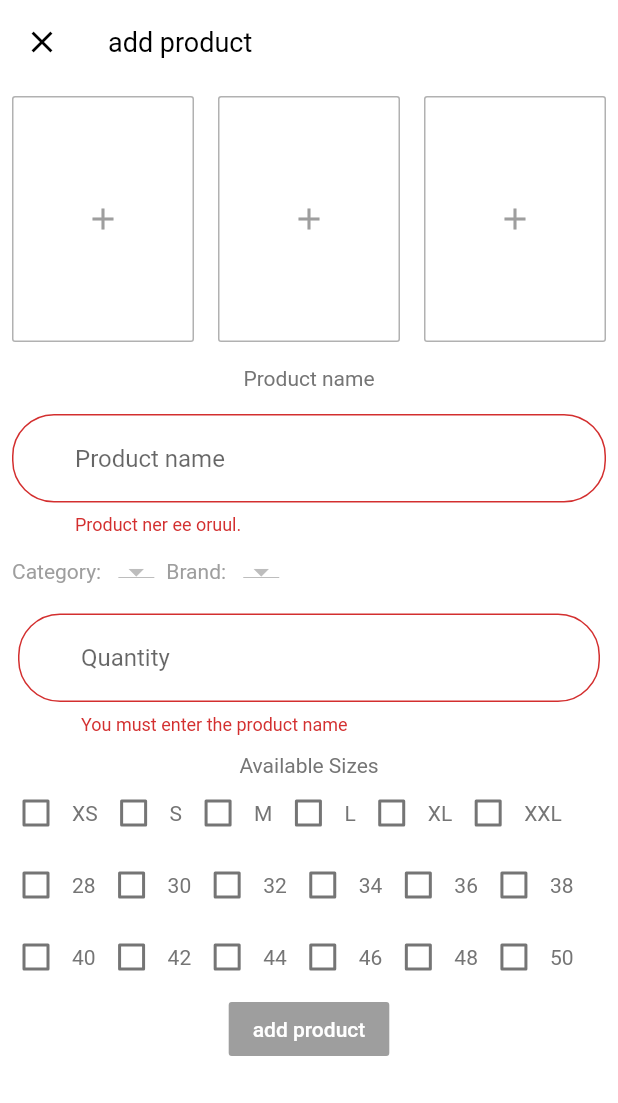
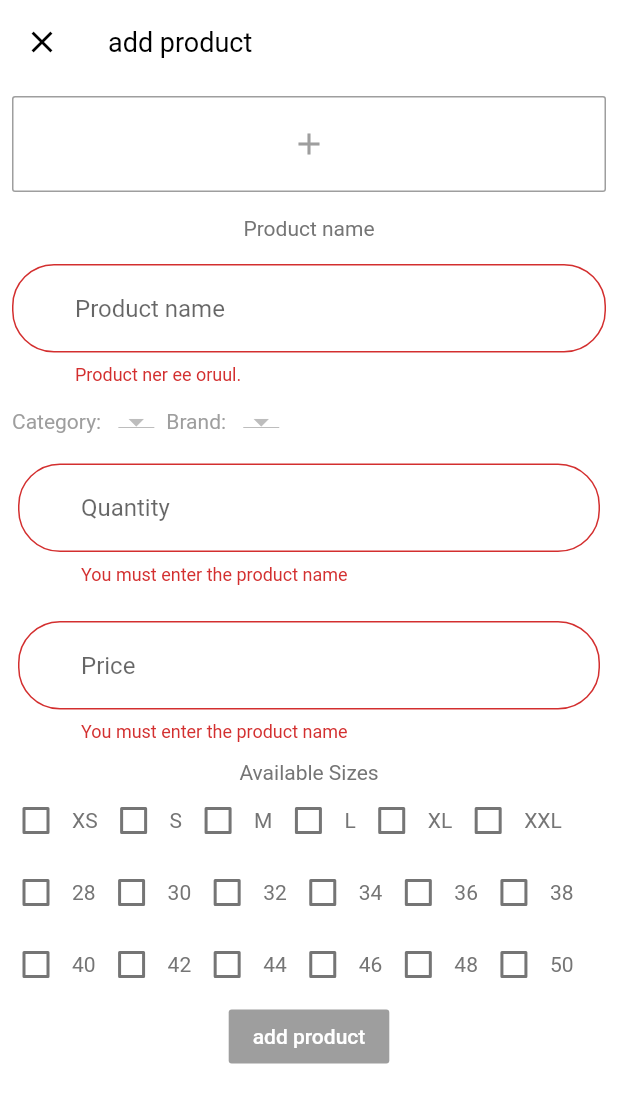
Before and after one commit to clicker0124/sportapp01, a Flutter app: the AddProduct screen opened directly, after a tap on "add product", on a phone screen of 412 x 824 dp. Shown: the top 1103 px of the screen. Run offline on Flutter 3.47's test engine with Material 2 defaults, Android fonts, the phone set to English and light mode, and no system bars; our stand-ins replace cloud_firestore, firebase_auth, firebase_core, firebase_storage, flutter_svg, fluttertoast and 1 more; accounts and stored records are empty; Roboto replaces fonts that are missing (Arial).

Commit message:
add category ajildag bolson add brand ajildag bolson add product firestore luu orj baigaa

```diff
--- /dev/null
+++ b/lib/db/product.dart
@@ -0,0 +1,14 @@
+import 'package:cloud_firestore/cloud_firestore.dart';
+import 'package:uuid/uuid.dart';
+
+class ProductService {
+  FirebaseFirestore _firestore = FirebaseFirestore.instance;
+  String ref = 'products';
+
+  void uploadProduct(Map<String, dynamic> data) {
+    var id = Uuid();
+    String productId = id.v1();
+    data["id"] = productId;
+    _firestore.collection(ref).doc(productId).set(data);
+  }
+}
--- /dev/null
+++ b/lib/models/product1.dart
@@ -0,0 +1,43 @@
+import 'package:cloud_firestore/cloud_firestore.dart';
+
+class Product {
+  static const ID = 'id';
+  static const CATEGORY = 'category';
+  static const NAME = 'name';
+  static const PRICE = 'price';
+  static const BRAND = 'brand';
+  static const QUANTITY = 'quantity';
+  static const SIZES = 'sizes';
+  static const PICTURE = 'picture';
+
+  String _id;
+  String _category;
+  String _name;
+  String _brand;
+  String _picture;
+  double _price;
+  int _quantity;
+  List _sizes;
+
+//  getters
+  String get id => _id;
+  String get category => _category;
+  String get name => _name;
+  String get brand => _brand;
+  String get imageUrl => _picture;
+  double get price => _price;
+  int get quantity => _quantity;
+  List get sizes => _sizes;
+
+  Product.fromSnapshot(DocumentSnapshot snapshot) {
+    Map data = snapshot.data;
+    _id = data[ID];
+    _category = data[CATEGORY];
+    _name = data[NAME];
+    _brand = data[BRAND];
+    _price = data[PRICE];
+    _quantity = data[QUANTITY];
+    _sizes = data[SIZES];
+    _picture = data[PICTURE];
+  }
+}
--- a/lib/screens/add_product/add_product.dart
+++ b/lib/screens/add_product/add_product.dart
@@ -1,8 +1,9 @@
 import 'dart:io';
+import 'package:firebase_storage/firebase_storage.dart';
 import 'package:flutter/material.dart';
 import 'package:cloud_firestore/cloud_firestore.dart';
-import 'package:fluttertoast/fluttertoast.dart';
 import 'package:image_picker/image_picker.dart';
+import 'package:shop_app/db/product.dart';
 import '../../db/catergory.dart';
 import '../../db/brand.dart';
 
@@ -14,9 +15,11 @@ class AddProduct extends StatefulWidget {
 class _AddProductState extends State<AddProduct> {
   CategoryService _categoryService = CategoryService();
   BrandService _brandService = BrandService();
+  ProductService productService = ProductService();
   GlobalKey<FormState> _formKey = GlobalKey<FormState>();
   TextEditingController productNameController = TextEditingController();
   TextEditingController quatityController = TextEditingController();
+  final priceController = TextEditingController();
   List<DocumentSnapshot> brands = <DocumentSnapshot>[];
   List<DocumentSnapshot> categories = <DocumentSnapshot>[];
   List<DropdownMenuItem<String>> categoriesDropDown =
@@ -31,8 +34,8 @@ class _AddProductState extends State<AddProduct> {
   List<String> selectedSizes = <String>[];
 
   File? _image1;
-  File? _image2;
-  File? _image3;
+
+  bool isLoading = false;
 
   @override
   void initState() {
@@ -89,7 +92,10 @@ class _AddProductState extends State<AddProduct> {
       ),
       body: Form(
         key: _formKey,
-        child: Column(
+        child: SingleChildScrollView(
+          child: isLoading
+              ? Center(child: CircularProgressIndicator())
+              : Column(
                   children: <Widget>[
                     Row(
                       children: <Widget>[
@@ -97,44 +103,12 @@ class _AddProductState extends State<AddProduct> {
                           child: Padding(
                             padding: const EdgeInsets.all(8.0),
                             child: OutlineButton(
-                      borderSide:
-                          BorderSide(color: grey.withOpacity(0.8), width: 1.0),
+                              borderSide: BorderSide(
+                                  color: grey.withOpacity(1), width: 1.0),
                               onPressed: () {
-                        _selectImage(
-                            ImagePicker.pickImage(source: ImageSource.gallery),
-                            1);
+                                _getFromGallery();
                               },
                               child: _displayChild1(),
-                    ),
-                  ),
-                ),
-                Expanded(
-                  child: Padding(
-                    padding: const EdgeInsets.all(8.0),
-                    child: OutlineButton(
-                      borderSide:
-                          BorderSide(color: grey.withOpacity(0.8), width: 1.0),
-                      onPressed: () {
-                        _selectImage(
-                            ImagePicker.pickImage(source: ImageSource.gallery),
-                            2);
-                      },
-                      child: _displayChild2(),
-                    ),
-                  ),
-                ),
-                Expanded(
-                  child: Padding(
-                    padding: const EdgeInsets.all(8.0),
-                    child: OutlineButton(
-                      borderSide:
-                          BorderSide(color: grey.withOpacity(0.8), width: 1.0),
-                      onPressed: () {
-                        _selectImage(
-                            ImagePicker.pickImage(source: ImageSource.gallery),
-                            3);
-                      },
-                      child: _displayChild3(),
                             ),
                           ),
                         ),
@@ -204,6 +178,23 @@ class _AddProductState extends State<AddProduct> {
                         },
                       ),
                     ),
+
+                    Padding(
+                      padding: const EdgeInsets.all(12.0),
+                      child: TextFormField(
+                        controller: priceController,
+                        keyboardType: TextInputType.number,
+                        decoration: InputDecoration(
+                          hintText: 'Price',
+                        ),
+                        validator: (value) {
+                          if (value!.isEmpty) {
+                            return 'You must enter the product name';
+                          }
+                        },
+                      ),
+                    ),
+
                     Text('Available Sizes'),
 
                     Row(
@@ -303,6 +294,7 @@ class _AddProductState extends State<AddProduct> {
                   ],
                 ),
         ),
+      ),
     );
   }
 
@@ -346,25 +338,15 @@ class _AddProductState extends State<AddProduct> {
     }
   }
 
-  void _selectImage(Future<File> pickImage, int imageNumber) async {
-    File tempImg = await pickImage;
-    switch (imageNumber) {
-      case 1:
-        setState(() => _image1 = tempImg);
-        break;
-      case 2:
-        setState(() => _image2 = tempImg);
-        break;
-      case 3:
-        setState(() => _image3 = tempImg);
-        break;
-    }
-  }
+  // void _selectImage(Future<File> pickImage) async {
+  //   File tempImg = await pickImage;
+  //   setState(() => _image1 = tempImg);
+  // }
 
   Widget _displayChild1() {
     if (_image1 == null) {
       return Padding(
-        padding: const EdgeInsets.fromLTRB(14, 70, 14, 70),
+        padding: const EdgeInsets.fromLTRB(14, 20, 14, 20),
         child: new Icon(
           Icons.add,
           color: grey,
@@ -379,55 +361,59 @@ class _AddProductState extends State<AddProduct> {
     }
   }
 
-  Widget _displayChild2() {
-    if (_image2 == null) {
-      return Padding(
-        padding: const EdgeInsets.fromLTRB(14, 70, 14, 70),
-        child: new Icon(
-          Icons.add,
-          color: grey,
-        ),
+  _getFromGallery() async {
+    PickedFile? pickedFile = await ImagePicker().getImage(
+      source: ImageSource.gallery,
+      maxWidth: 1800,
+      maxHeight: 1800,
     );
-    } else {
-      return Image.file(
-        _image2!,
-        fit: BoxFit.fill,
-        width: double.infinity,
-      );
+    if (pickedFile != null) {
+      setState(() {
+        _image1 = File(pickedFile.path);
+      });
     }
   }
 
-  Widget _displayChild3() {
-    if (_image3 == null) {
-      return Padding(
-        padding: const EdgeInsets.fromLTRB(14, 70, 14, 70),
-        child: new Icon(
-          Icons.add,
-          color: grey,
-        ),
-      );
+  void validateAndUpload() async {
+    if (_formKey.currentState!.validate()) {
+      setState(() => isLoading = true);
+      if (_image1 != null) {
+        if (selectedSizes.isNotEmpty) {
+          String imageUrl1;
+
+          final FirebaseStorage storage = FirebaseStorage.instance;
+          final String picture1 =
+              "1${DateTime.now().millisecondsSinceEpoch.toString()}.jpg";
+          UploadTask task1 = storage.ref().child(picture1).putFile(_image1!);
+
+          TaskSnapshot snapshot1 = await task1.then((snapshot) => snapshot);
+
+          task1.then((snapshot3) async {
+            imageUrl1 = await snapshot1.ref.getDownloadURL();
+
+            productService.uploadProduct({
+              "name": productNameController.text,
+              "price": double.parse(priceController.text),
+              "sizes": selectedSizes,
+              // "colors": colors,
+              "picture": imageUrl1,
+              "quantity": int.parse(quatityController.text),
+              "brand": _currentBrand,
+              "category": _currentCategory,
+              // 'sale':onSale,
+              // 'featured':featured
+            });
+            _formKey.currentState!.reset();
+            setState(() => isLoading = false);
+            Navigator.pop(context);
+          });
         } else {
-      return Image.file(
-        _image3!,
-        fit: BoxFit.fill,
-        width: double.infinity,
-      );
-    }
-  }
-
-  void validateAndUpload() {
-    if (_formKey.currentState!.validate()) {
-      if (_image1 != null && _image2 != null && _image3 != null) {
-        if (selectedSizes.isNotEmpty) {
-          String imageUrl;
-          final String picture =
-              "${DateTime.now().millisecondsSinceEpoch.toString()}.jpg";
-          //  StorageUploadTask task = storage.ref
-        } else {
-          Fluttertoast.showToast(msg: 'select atleast one size');
+          setState(() => isLoading = false);
         }
       } else {
-        Fluttertoast.showToast(msg: 'all the images must be provided');
+        setState(() => isLoading = false);
+
+//        Fluttertoast.showToast(msg: 'all the images must be provided');
       }
     }
   }
```
Also changed, not shown: lib/models/Product.dart (+130 -74 lines). Lines whose indentation alone changed are shown as unchanged.
